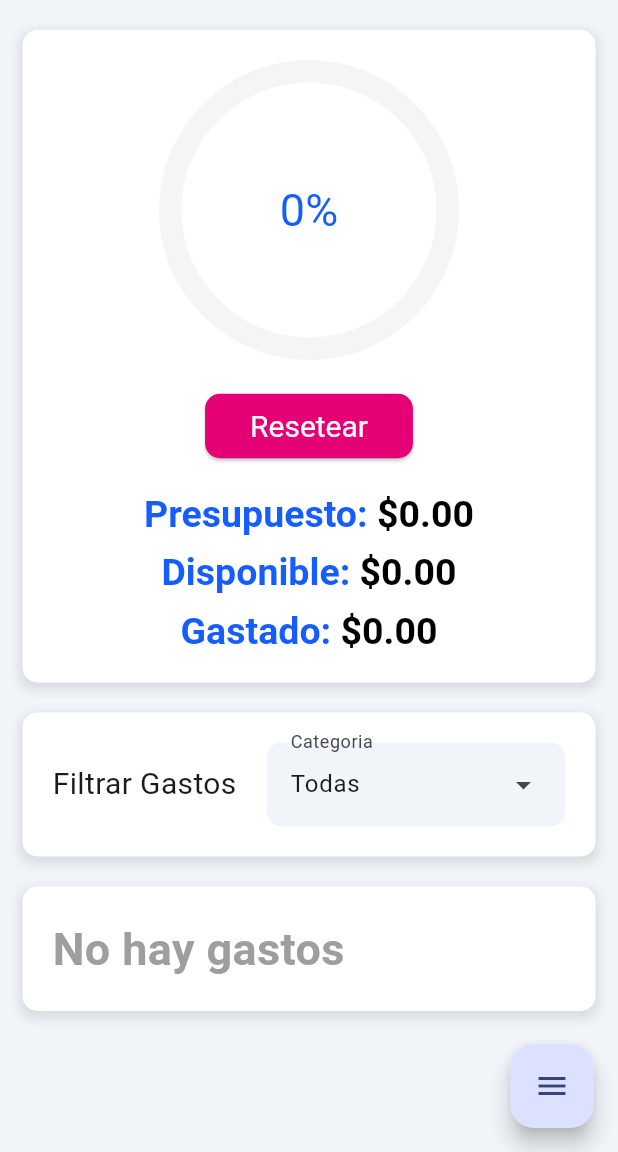
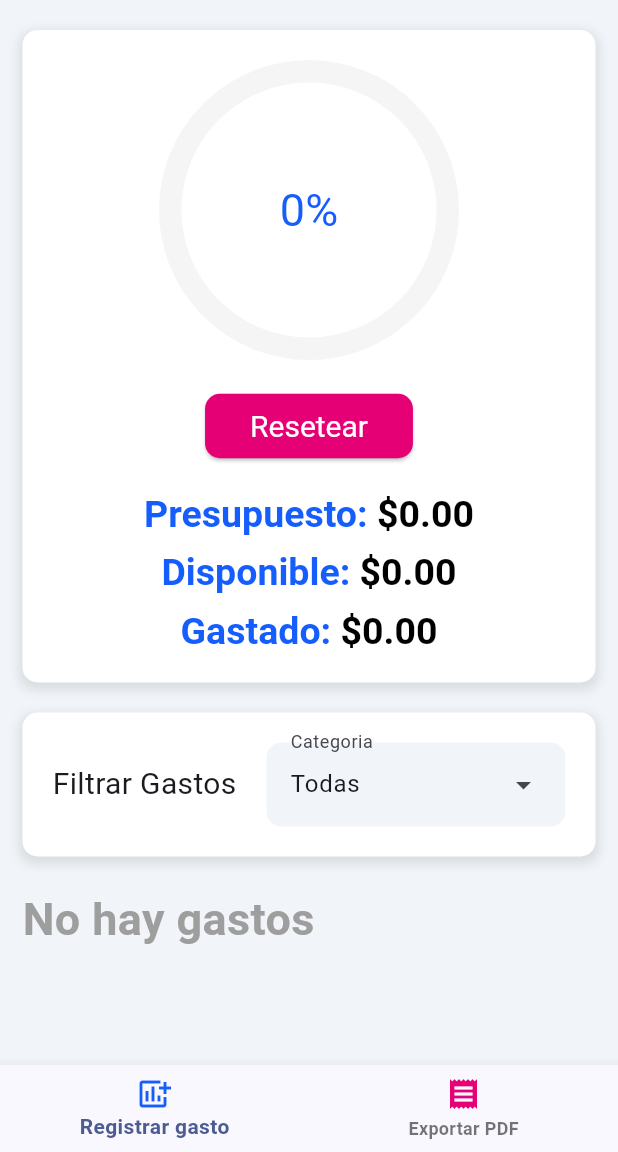
Before and after one commit to ArgueDev/Costly, a Flutter app: the ControlScreen screen opened directly, on a phone screen of 412 x 824 dp, the part 84-1236 px from its top. Run offline on Flutter 3.47's test engine with Material 3 defaults, Android fonts, the phone set to English and light mode, and no system bars; drawn by our look-alikes of flutter_expandable_fab, percent_indicator; our stand-ins replace open_file, pdf, printing, sqflite; accounts and stored records are empty.

Commit message:
Bug Corregido en la pantalla para definir el presupuesto y rediseño en la lista de gastos

```diff
--- a/lib/provider/budget_provider.dart
+++ b/lib/provider/budget_provider.dart
@@ -31,10 +31,10 @@
   }
 
   Future<void> updateBudget(double nuevoGasto, double nuevoDisponible) async {
-    _gastado = nuevoGasto;
-    _disponible = nuevoDisponible;
+    _gastado = double.parse(nuevoGasto.toStringAsFixed(2));
+    _disponible = double.parse(nuevoDisponible.toStringAsFixed(2));
 
-    await dbHelper.updateBudget(nuevoGasto, nuevoDisponible);
+    await dbHelper.updateBudget(_gastado, _disponible);
     notifyListeners();
   }
 
--- a/lib/screens/control_screen.dart
+++ b/lib/screens/control_screen.dart
@@ -2,7 +2,6 @@
 
 import 'dart:io';
 
-import 'package:flutter_expandable_fab/flutter_expandable_fab.dart';
 import 'package:intl/intl.dart';
 import 'package:open_file/open_file.dart';
 import 'package:path_provider/path_provider.dart';
@@ -23,7 +22,21 @@
 
 class _ControlScreenState extends State<ControlScreen> {
 
-  final _key = GlobalKey<ExpandableFabState>();
+  int _selectedIndex = 0;
+
+  void __itemSelected(int index) {
+    setState(() {
+      _selectedIndex = index;
+    });
+
+    switch (index) {
+      case 0:
+        showDialog(context: context, builder: (context) => ExpenseForm());
+        break;
+      case 1:
+        exportPDF();
+    }
+  }
 
   @override
   Widget build(BuildContext context) {
@@ -45,41 +58,29 @@
         physics: ScrollPhysics(parent: BouncingScrollPhysics()),
         child: Center(
           child: Column(
-            children: [BudgetTracker(), CategoryFilter(), ListExpense()],
+            children: [
+              BudgetTracker(),
+              CategoryFilter(),
+              ListExpense()
+            ],
           ),
         ),
       ),
-      floatingActionButtonLocation: ExpandableFab.location,
-      floatingActionButton: ExpandableFab(
-        key: _key,
-        type: ExpandableFabType.fan,
-        childrenAnimation: ExpandableFabAnimation.none,
-        distance: 70,
-        overlayStyle: ExpandableFabOverlayStyle(
-          blur: 3
-        ),
-        children: [
-          FloatingActionButton.extended(
-            heroTag: null,
-            onPressed: () {
-              _key.currentState?.toggle();
-                exportPDF();
-            },
-            label: Text('Exportar PDF'),
-            icon: Icon(Icons.receipt),
-            foregroundColor: AppColors.fucsia,
+      bottomNavigationBar: BottomNavigationBar(
+        items: [
+          BottomNavigationBarItem(
+            icon: Icon(Icons.add_chart, color: AppColors.azulPrimario,),
+            label: 'Registrar gasto',
           ),
-          FloatingActionButton.extended(
-            heroTag: null,
-            onPressed: () {
-              _key.currentState?.toggle();
-              showDialog(context: context, builder: (context) => ExpenseForm());
-            },
-            label: Text('Registrar gasto'),
-            icon: Icon(Icons.add_chart),
-            foregroundColor: AppColors.azulPrimario,
-          ),
-        ]
+          BottomNavigationBarItem(
+            icon: Icon(Icons.receipt, color: AppColors.fucsia,),
+            label: 'Exportar PDF',
+          )
+        ],
+        currentIndex: _selectedIndex,
+        onTap: __itemSelected,
+        selectedLabelStyle: TextStyle(fontWeight: FontWeight.bold, color: AppColors.azulPrimario),
+        unselectedLabelStyle: TextStyle(fontWeight: FontWeight.bold, color: AppColors.fucsia),
       )
     );
   }
--- a/pubspec.yaml
+++ b/pubspec.yaml
@@ -1,7 +1,7 @@
 name: costly
 description: "A new Flutter project."
 publish_to: "none"
-version: 0.1.0
+version: 0.1.1+2
 
 environment:
   sdk: ^3.9.0
@@ -10,7 +10,6 @@
   flutter:
     sdk: flutter
   flutter_launcher_icons: ^0.14.4
-  flutter_expandable_fab: ^2.5.2
   image: ^4.5.4
   intl: ^0.20.2
   open_file: ^3.5.10
```
Also changed, not shown: lib/database/database_helper.dart (+6 -2 lines), lib/screens/home_screen.dart (+10 -4 lines), lib/widgets/expense_form.dart (+6 -3 lines), lib/widgets/list_expense.dart (+133 -39 lines), pubspec.lock.
